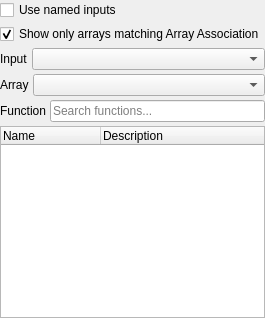
This is Qt/Components/Resources/UI/pqPythonCalculatorWidget.ui in Kitware/ParaView as Qt 5 draws it before an edit. The edited form follows.
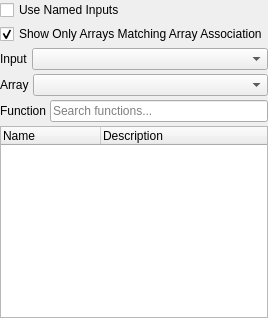
This is the edited form. Custom widgets are drawn as their Qt base class.

Commit message: Calculator: make label capitalization consistent with the rest of ParaView

Patch:
```diff
--- a/Qt/Components/Resources/UI/pqPythonCalculatorWidget.ui
+++ b/Qt/Components/Resources/UI/pqPythonCalculatorWidget.ui
@@ -14,7 +14,7 @@
    <item>
     <widget class="QCheckBox" name="UseNamedInputs">
      <property name="text">
-      <string>Use named inputs</string>
+      <string>Use Named Inputs</string>
      </property>
      <property name="toolTip">
       <string>When checked, array accessors use the dataset name (e.g. inputs["name"].PointData["arr"]) instead of numeric indexing (e.g. inputs[0].PointData["arr"]).</string>
@@ -27,7 +27,7 @@
    <item>
     <widget class="QCheckBox" name="FilterByAssociation">
      <property name="text">
-      <string>Show only arrays matching Array Association</string>
+      <string>Show Only Arrays Matching Array Association</string>
      </property>
      <property name="toolTip">
       <string>When checked, only arrays matching the current Array Association are listed in the Array picker.</string>
```
The commit also changes 1 other file.
